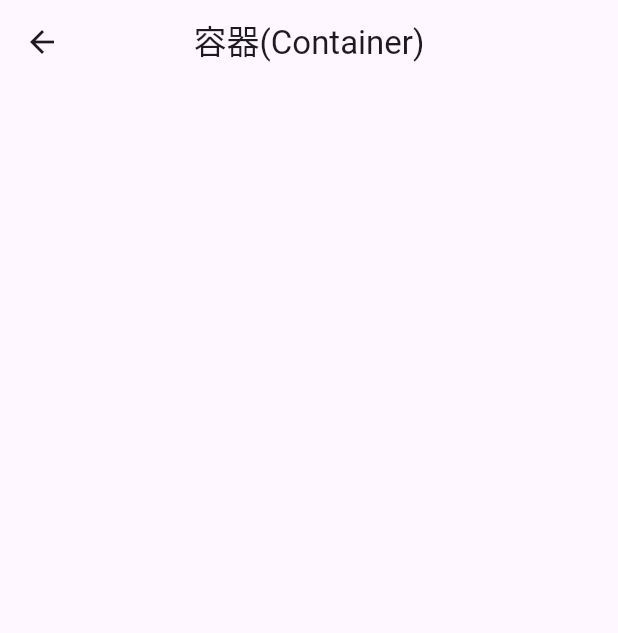
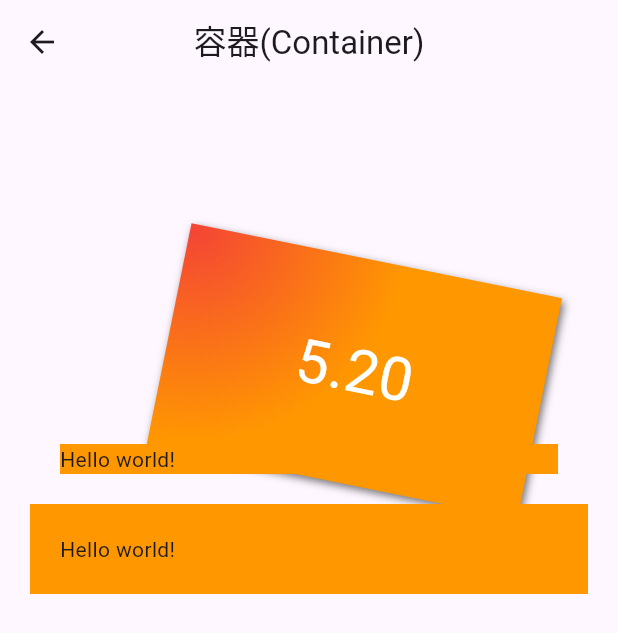
Before and after one commit to iotzzh/zh-flutter-demos, a Flutter app: the ZHContainer screen opened by its route, on a phone screen of 412 x 824 dp. Shown: the top 633 px of the screen. Run offline on Flutter 3.47's test engine with Material 2 defaults, Android fonts, the phone set to English and light mode, and no system bars.

Commit message:
容器：container

```diff
--- a/lib/views/container/container.dart
+++ b/lib/views/container/container.dart
@@ -19,7 +19,46 @@ class ZHContainerState extends State<ZHContainer> {
         body: ListView(
           shrinkWrap: true,
           padding: const EdgeInsets.all(20.0),
-          children: <Widget>[],
+          children: <Widget>[
+            Container(
+              margin: EdgeInsets.only(top: 50.0, left: 120.0),
+              constraints:
+                  BoxConstraints.tightFor(width: 200.0, height: 150.0), //卡片大小
+              decoration: BoxDecoration(
+                //背景装饰
+                gradient: RadialGradient(
+                  //背景径向渐变
+                  colors: [Colors.red, Colors.orange],
+                  center: Alignment.topLeft,
+                  radius: .98,
+                ),
+                boxShadow: [
+                  //卡片阴影
+                  BoxShadow(
+                    color: Colors.black54,
+                    offset: Offset(2.0, 2.0),
+                    blurRadius: 4.0,
+                  )
+                ],
+              ),
+              transform: Matrix4.rotationZ(.2), //卡片倾斜变换
+              alignment: Alignment.center, //卡片内文字居中
+              child: Text(
+                //卡片文字
+                "5.20", style: TextStyle(color: Colors.white, fontSize: 40.0),
+              ),
+            ),
+            Container(
+              margin: EdgeInsets.all(20.0), //容器外补白
+              color: Colors.orange,
+              child: Text("Hello world!"),
+            ),
+            Container(
+              padding: EdgeInsets.all(20.0), //容器内补白
+              color: Colors.orange,
+              child: Text("Hello world!"),
+            ),
+          ],
         ));
   }
 }
```
